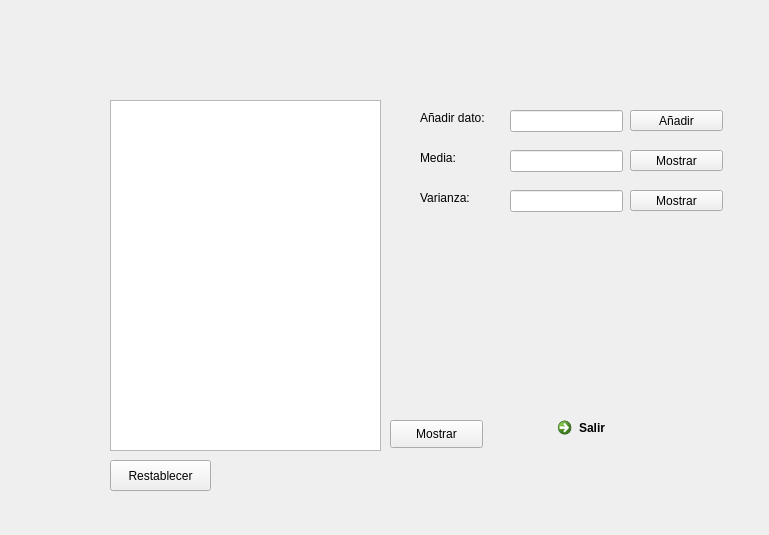
Qt form ingenieria.ui (fernandusxd1/Informatica_Avanzada) before a commit.
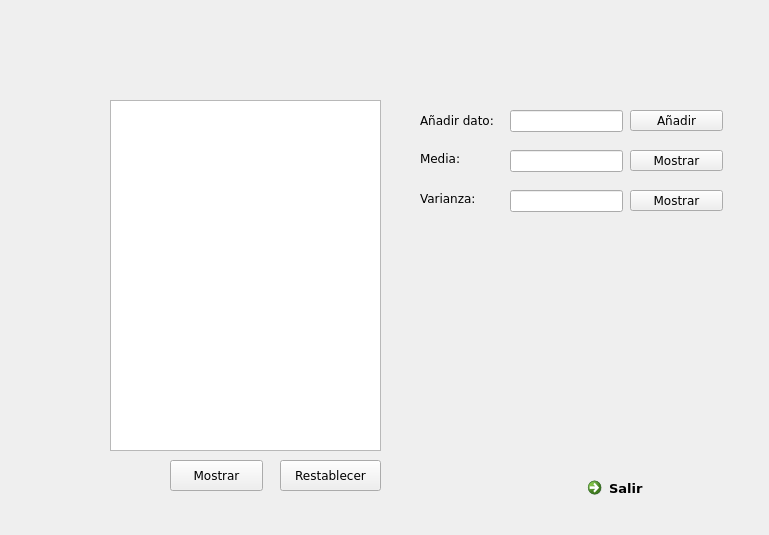
The same form after that commit.

```diff
--- a/ingenieria.ui
+++ b/ingenieria.ui
@@ -10,18 +10,29 @@
     <height>535</height>
    </rect>
   </property>
+  <property name="font">
+   <font>
+    <family>Verdana</family>
+   </font>
+  </property>
   <property name="windowTitle">
    <string>Ingeniero</string>
   </property>
   <widget class="QCommandLinkButton" name="commandLinkButton">
    <property name="geometry">
     <rect>
-     <x>550</x>
-     <y>410</y>
-     <width>187</width>
+     <x>580</x>
+     <y>470</y>
+     <width>161</width>
      <height>41</height>
     </rect>
    </property>
+   <property name="font">
+    <font>
+     <family>Verdana</family>
+     <pointsize>10</pointsize>
+    </font>
+   </property>
    <property name="text">
     <string>Salir</string>
    </property>
@@ -61,10 +72,15 @@
     <rect>
      <x>420</x>
      <y>110</y>
-     <width>71</width>
-     <height>16</height>
+     <width>81</width>
+     <height>20</height>
     </rect>
    </property>
+   <property name="font">
+    <font>
+     <family>Verdana</family>
+    </font>
+   </property>
    <property name="text">
     <string>Añadir dato:</string>
    </property>
@@ -78,6 +94,11 @@
      <height>16</height>
     </rect>
    </property>
+   <property name="font">
+    <font>
+     <family>Verdana</family>
+    </font>
+   </property>
    <property name="text">
     <string>Media:</string>
    </property>
@@ -91,6 +112,11 @@
      <height>16</height>
     </rect>
    </property>
+   <property name="font">
+    <font>
+     <family>Verdana</family>
+    </font>
+   </property>
    <property name="text">
     <string>Varianza:</string>
    </property>
@@ -147,12 +173,17 @@
   <widget class="QPushButton" name="pushButton_4">
    <property name="geometry">
     <rect>
-     <x>390</x>
-     <y>420</y>
+     <x>170</x>
+     <y>460</y>
      <width>93</width>
-     <height>28</height>
+     <height>31</height>
     </rect>
    </property>
+   <property name="font">
+    <font>
+     <family>Verdana</family>
+    </font>
+   </property>
    <property name="text">
     <string>Mostrar</string>
    </property>
@@ -160,12 +191,17 @@
   <widget class="QPushButton" name="pushButton_5">
    <property name="geometry">
     <rect>
-     <x>110</x>
+     <x>280</x>
      <y>460</y>
      <width>101</width>
      <height>31</height>
     </rect>
    </property>
+   <property name="font">
+    <font>
+     <family>Verdana</family>
+    </font>
+   </property>
    <property name="text">
     <string>Restablecer</string>
    </property>
```
Left out of the diff: 15 changed lines with no effect on the pictures.
